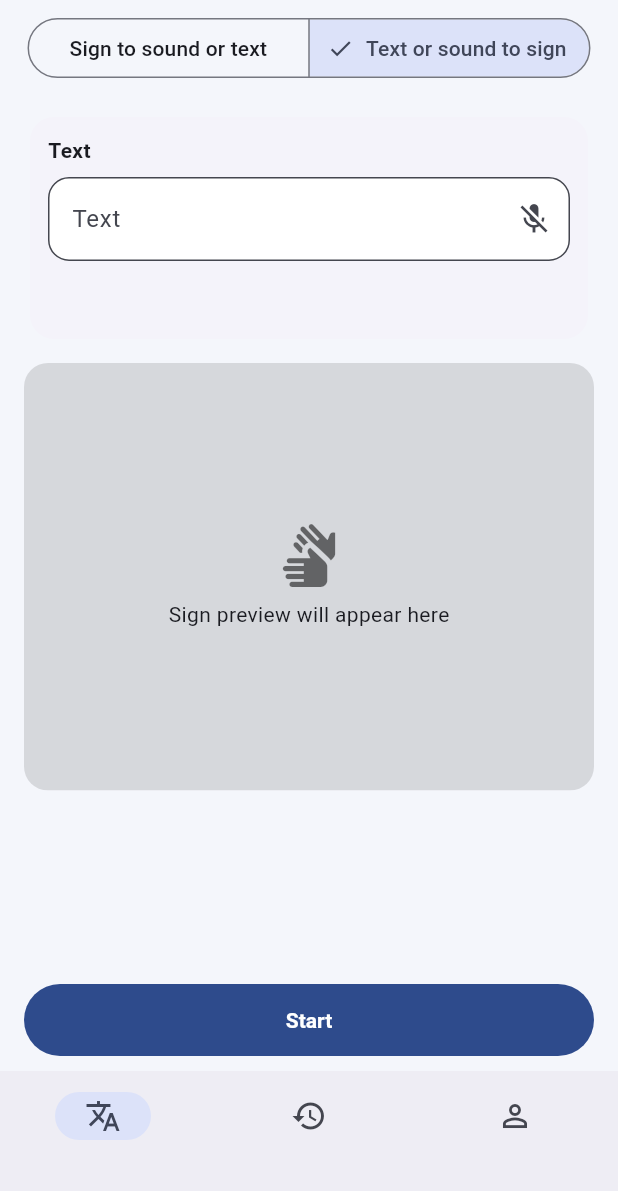
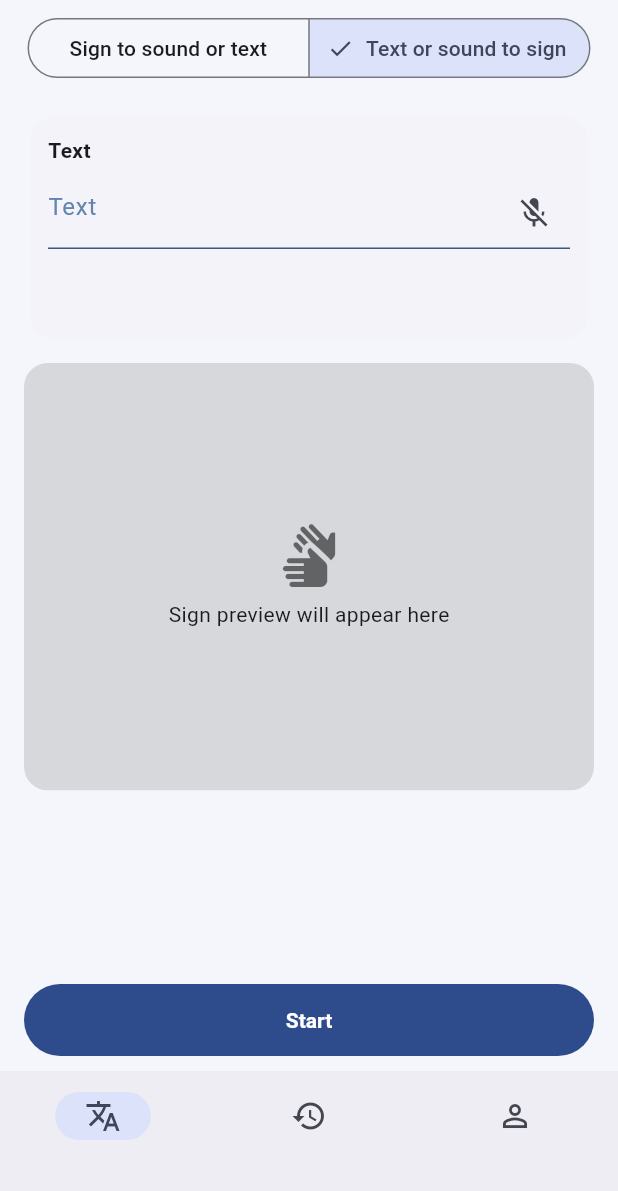
Before and after one commit to Campus-crew/handSUP, a Flutter app: the RootShell screen opened directly, after a tap on "Start", after a tap on "Sign to sound or text", after a tap on "Text or sound to sign", on a phone screen of 412 x 824 dp, the part 45-1236 px from its top. Run offline on Flutter 3.47's test engine with Material 3 defaults, Android fonts, the phone set to English and light mode, and no system bars; our stand-ins replace camera, device_info_plus, flutter_tts, permission_handler, video_player.

Commit message:
Fixed issue with text fields and added blue lines and ios ios rab ili net

```diff
--- /dev/null
+++ b/handsup_app/lib/core/demo_mode.dart
@@ -0,0 +1,16 @@
+import 'dart:io';
+import 'package:device_info_plus/device_info_plus.dart';
+
+class DemoMode {
+  static bool enabled = false;
+
+  static Future<void> autoDetect() async {
+    // Включаем демо-режим только на iOS Simulator
+    if (Platform.isIOS) {
+      final ios = await DeviceInfoPlugin().iosInfo;
+      if (ios.isPhysicalDevice == false) {
+        enabled = true;
+      }
+    }
+  }
+}
--- a/handsup_app/lib/main.dart
+++ b/handsup_app/lib/main.dart
@@ -5,10 +5,12 @@ import 'package:flutter/services.dart';
 import 'package:flutter_tts/flutter_tts.dart';
 import 'package:permission_handler/permission_handler.dart';
 import 'package:video_player/video_player.dart';
+import 'core/demo_mode.dart';   // <-- ДОБАВЬ
 
 void main() async {
   WidgetsFlutterBinding.ensureInitialized();
   await SystemChrome.setPreferredOrientations([DeviceOrientation.portraitUp]);
+  await DemoMode.autoDetect();
   runApp(const SignTranslatorApp());
 }
 
@@ -45,10 +47,20 @@ class SignTranslatorApp extends StatelessWidget {
           colorScheme: ColorScheme.fromSeed(seedColor: seed),
           useMaterial3: true,
           scaffoldBackgroundColor: const Color(0xFFF4F6FB),
+          // Изменение внешнего вида полей ввода
           inputDecorationTheme: const InputDecorationTheme(
-            border: OutlineInputBorder(borderRadius: BorderRadius.all(Radius.circular(14))),
-            filled: true,
-            fillColor: Colors.white,
+          filled: false,
+          fillColor: Colors.transparent,
+          border: UnderlineInputBorder(
+            borderSide: BorderSide(color: Color(0xFF3A587E)), // Линия синяя (#3A587E)
+          ),
+          enabledBorder: UnderlineInputBorder(
+            borderSide: BorderSide(color: Color(0xFF3A587E)),
+          ),
+          focusedBorder: UnderlineInputBorder(
+            borderSide: BorderSide(color: Color(0xFF3A587E), width: 2),
+          ),
+          hintStyle: TextStyle(color: Color(0xFF6284AF)),
           ),
           filledButtonTheme: FilledButtonThemeData(
             style: FilledButton.styleFrom(
@@ -182,17 +194,21 @@ class _AuthTextField extends StatelessWidget {
   const _AuthTextField({required this.hint, this.obscure = false});
   final String hint;
   final bool obscure;
+
   @override
   Widget build(BuildContext context) {
     return TextField(
       obscureText: obscure,
       style: const TextStyle(color: Colors.white),
       decoration: InputDecoration(
-        hintText: hint,
+        hintText: hint, // ← placeholder внутри
         hintStyle: const TextStyle(color: Colors.white70),
-        filled: true,
-        fillColor: const Color(0xFF123469),
-        border: OutlineInputBorder(borderRadius: BorderRadius.circular(14), borderSide: BorderSide.none),
+        enabledBorder: const UnderlineInputBorder(
+          borderSide: BorderSide(color: Colors.white70), // серая линия
+        ),
+        focusedBorder: const UnderlineInputBorder(
+          borderSide: BorderSide(color: Colors.white, width: 2), // белая линия при фокусе
+        ),
       ),
     );
   }
@@ -281,6 +297,14 @@ class _TranslatorScreenState extends State<TranslatorScreen> {
     return Column(children: [
       const SizedBox(height: 4),
       const _TopBar(title: 'Translator'),
+      if (DemoMode.enabled)
+      const Padding(
+        padding: EdgeInsets.only(top: 6, bottom: 2),
+        child: Text(
+          'Demo mode: iOS Simulator (камера/микрофон недоступны)',
+          style: TextStyle(color: Colors.red, fontWeight: FontWeight.w600),
+        ),
+      ),
       const SizedBox(height: 8),
       Padding(
         padding: const EdgeInsets.symmetric(horizontal: 16),
@@ -333,19 +357,31 @@ class _SignToTextOrSoundPaneState extends State<SignToTextOrSoundPane> {
   }
 
  Future<void> _setupCamera() async {
+  // 👇 Демо-режим: на iOS Simulator камеры нет
+  if (DemoMode.enabled) {
+    setState(() => _error = 'Camera is unavailable on iOS Simulator');
+    return;
+  }
+
   setState(() => _error = null);
+
   final statuses = await [Permission.camera, Permission.microphone].request();
   if (statuses[Permission.camera] != PermissionStatus.granted) {
     setState(() => _error = 'Camera permission denied');
     return;
   }
+
   try {
     final cams = await availableCameras();
     if (cams.isEmpty) {
       setState(() => _error = 'No cameras available');
       return;
     }
-      final controller = CameraController(cams.first, ResolutionPreset.medium, enableAudio: false);
+    final controller = CameraController(
+      cams.first,
+      ResolutionPreset.medium,
+      enableAudio: false,
+    );
     setState(() {
       _controller = controller;
       _initFuture = controller.initialize();
@@ -362,6 +398,28 @@ class _SignToTextOrSoundPaneState extends State<SignToTextOrSoundPane> {
   }
 
   Future<void> _startProcessing() async {
+  // 👇 Демо-режим: имитируем распознавание без камеры
+  if (DemoMode.enabled) {
+    setState(() {
+      _isRunning = true;
+      _resultText = '';
+    });
+    await Future.delayed(const Duration(seconds: 1));
+    const mock = 'Hello';
+    setState(() {
+      _resultText = mock;
+      _isRunning = false;
+    });
+    widget.history.add(HistoryItem(
+      direction: Direction.signToText,
+      input: '[sign]',
+      output: mock,
+      timestamp: DateTime.now(),
+    ));
+    return;
+  }
+
+  // 👉 ниже остаётся твой реальный код
   if (_controller == null || !(_controller!.value.isInitialized)) return;
   setState(() {
     _isRunning = true;
@@ -404,7 +462,10 @@ class _SignToTextOrSoundPaneState extends State<SignToTextOrSoundPane> {
     return Padding(
       padding: const EdgeInsets.symmetric(horizontal: 16, vertical: 10),
       child: Column(children: [
-        AspectRatio(
+              // 1) Превью (камера / заглушка)
+      Flexible(
+        flex: 5,
+        child: AspectRatio(
           aspectRatio: 4 / 3,
           child: ClipRRect(
             borderRadius: BorderRadius.circular(16),
@@ -435,15 +496,20 @@ class _SignToTextOrSoundPaneState extends State<SignToTextOrSoundPane> {
             ),
           ),
         ),
+      ),
+
       const SizedBox(height: 12),
-        _ResultCard(
+
+      // 2) Карточка «Text»
+      Flexible(
+        flex: 4,
+        child: _ResultCard(
           title: 'Text',
-          child: SizedBox(
-            height: 120,
           child: SingleChildScrollView(
             padding: const EdgeInsets.all(12),
-              child: Text(_resultText.isEmpty ? '—' : _resultText,
-                  style: const TextStyle(fontSize: 16)),
+            child: Text(
+              _resultText.isEmpty ? '—' : _resultText,
+              style: const TextStyle(fontSize: 16),
               ),
             ),
             trailing: IconButton(
@@ -451,11 +517,17 @@ class _SignToTextOrSoundPaneState extends State<SignToTextOrSoundPane> {
               onPressed: _resultText.isEmpty ? null : _speak,
             ),
           ),
-        const Spacer(),
+        ),
+
+        const SizedBox(height: 12),
+
+        // 3) Кнопка Start
         SizedBox(
           width: double.infinity,
           child: FilledButton(
-            onPressed: (_initFuture == null || _error != null || _isRunning) ? null : _startProcessing,
+            onPressed: (_initFuture == null || _error != null || _isRunning)
+                ? null
+                : _startProcessing,
             child: Text(_isRunning ? 'Processing…' : 'Start'),
           ),
         ),
--- a/handsup_app/pubspec.yaml
+++ b/handsup_app/pubspec.yaml
@@ -87,10 +87,12 @@ dependencies:
   flutter:
     sdk: flutter
   camera: ^0.10.5+9
-  permission_handler: ^11.3.1
+  permission_handler: ^12.0.1
   flutter_tts: ^3.8.5
 #  speech_to_text: 6.4.0
   video_player: ^2.8.6
+  device_info_plus: ^11.5.0
+  speech_to_text: ^7.3.0
 
 dev_dependencies:
   flutter_test:
```
Also changed, not shown: handsup_app/pubspec.lock, 16 other files. Lines whose indentation alone changed are shown as unchanged.
